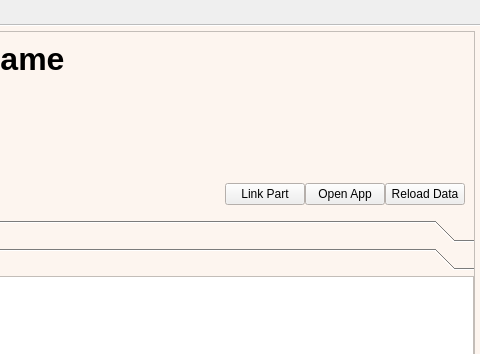
Qt form qt/ElPartsMain.ui (abel-msk/PartsDB) before a commit; both pictures show x 619 to 1099 and y 0 to 354 of the 1099 by 811 pixel window.
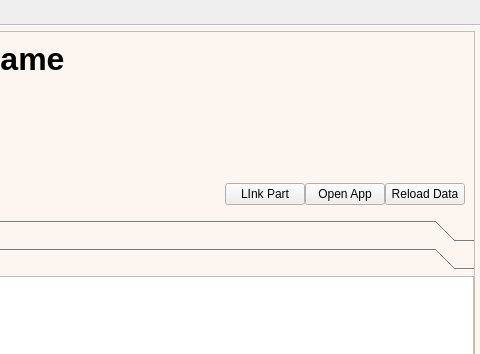
The same form after that commit. The open tabs and pages were chosen to show the change. Icons and pictures are not drawn.

What changed in the file:
```diff
--- a/qt/ElPartsMain.ui
+++ b/qt/ElPartsMain.ui
@@ -1002,7 +1002,7 @@
                     <item>
                      <widget class="QPushButton" name="d_proj_link_cmd">
                       <property name="text">
-                       <string>Link Part</string>
+                       <string>LInk Part</string>
                       </property>
                      </widget>
                     </item>
```
Left out of the diff: 6 changed lines with no effect on the pictures.
